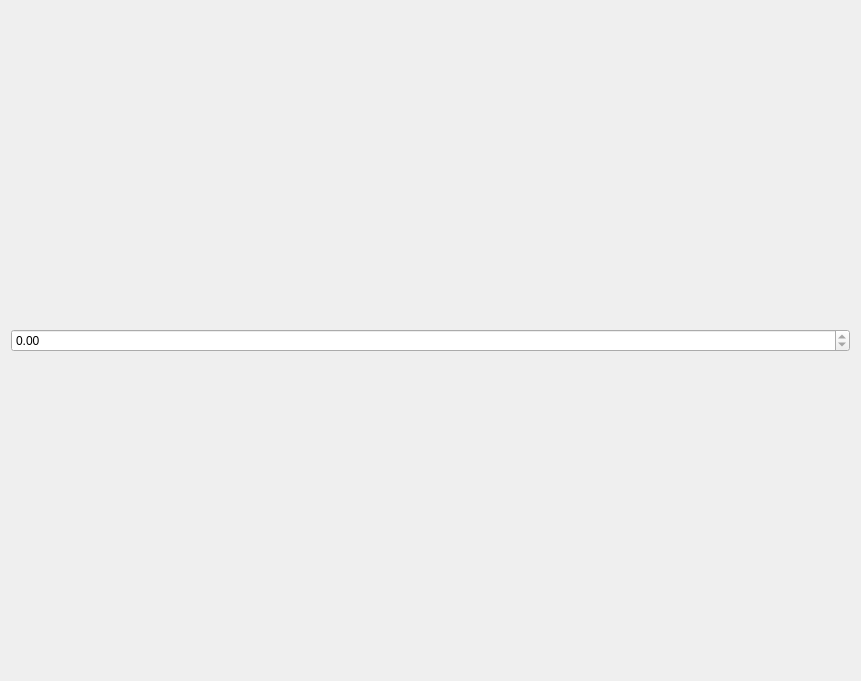
Above: StereoVision/widgetmeasonline.ui from dzikipasterz/StareoVision before the change. Below: the same form after it.
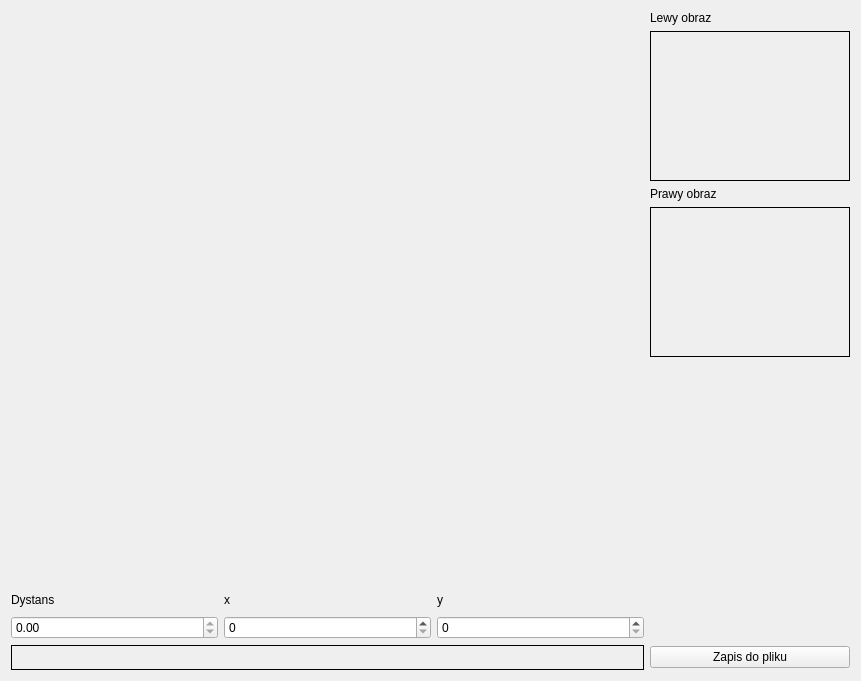
That is the form after the change.

Patch:
```diff
--- a/StereoVision/widgetmeasonline.ui
+++ b/StereoVision/widgetmeasonline.ui
@@ -19,19 +19,250 @@
   <property name="windowTitle">
    <string>Form</string>
   </property>
-  <layout class="QVBoxLayout" name="verticalLayout">
-   <item>
-    <layout class="QGridLayout" name="gridLayout"/>
-   </item>
-   <item>
-    <widget class="QDoubleSpinBox" name="doubleSpinBoxDistance">
-     <property name="readOnly">
-      <bool>true</bool>
-     </property>
-     <property name="maximum">
-      <double>100000.000000000000000</double>
-     </property>
-    </widget>
+  <layout class="QGridLayout" name="gridLayout_3">
+   <item row="0" column="0">
+    <layout class="QGridLayout" name="gridLayoutMain">
+     <item row="2" column="0">
+      <layout class="QGridLayout" name="gridLayoutParams">
+       <item row="1" column="2">
+        <widget class="QSpinBox" name="spinBoxY">
+         <property name="maximumSize">
+          <size>
+           <width>10000</width>
+           <height>26</height>
+          </size>
+         </property>
+         <property name="maximum">
+          <number>10000</number>
+         </property>
+        </widget>
+       </item>
+       <item row="1" column="0">
+        <widget class="QDoubleSpinBox" name="doubleSpinBoxDistance">
+         <property name="maximumSize">
+          <size>
+           <width>10000</width>
+           <height>26</height>
+          </size>
+         </property>
+         <property name="readOnly">
+          <bool>true</bool>
+         </property>
+         <property name="maximum">
+          <double>100000.000000000000000</double>
+         </property>
+        </widget>
+       </item>
+       <item row="1" column="1">
+        <widget class="QSpinBox" name="spinBoxX">
+         <property name="maximumSize">
+          <size>
+           <width>10000</width>
+           <height>26</height>
+          </size>
+         </property>
+         <property name="maximum">
+          <number>10000</number>
+         </property>
+        </widget>
+       </item>
+       <item row="0" column="0">
+        <widget class="QLabel" name="label_3">
+         <property name="maximumSize">
+          <size>
+           <width>10000</width>
+           <height>20</height>
+          </size>
+         </property>
+         <property name="text">
+          <string>Dystans</string>
+         </property>
+        </widget>
+       </item>
+       <item row="0" column="1">
+        <widget class="QLabel" name="label_4">
+         <property name="maximumSize">
+          <size>
+           <width>10000</width>
+           <height>20</height>
+          </size>
+         </property>
+         <property name="text">
+          <string>x</string>
+         </property>
+        </widget>
+       </item>
+       <item row="0" column="2">
+        <widget class="QLabel" name="label_5">
+         <property name="minimumSize">
+          <size>
+           <width>0</width>
+           <height>20</height>
+          </size>
+         </property>
+         <property name="maximumSize">
+          <size>
+           <width>10000</width>
+           <height>20</height>
+          </size>
+         </property>
+         <property name="text">
+          <string>y</string>
+         </property>
+        </widget>
+       </item>
+      </layout>
+     </item>
+     <item row="0" column="1">
+      <layout class="QVBoxLayout" name="verticalLayoutRaw">
+       <item>
+        <widget class="QLabel" name="label">
+         <property name="maximumSize">
+          <size>
+           <width>200</width>
+           <height>17</height>
+          </size>
+         </property>
+         <property name="text">
+          <string>Lewy obraz</string>
+         </property>
+        </widget>
+       </item>
+       <item>
+        <widget class="QLabel" name="labelLeftDisplay">
+         <property name="sizePolicy">
+          <sizepolicy hsizetype="Preferred" vsizetype="Preferred">
+           <horstretch>24</horstretch>
+           <verstretch>0</verstretch>
+          </sizepolicy>
+         </property>
+         <property name="minimumSize">
+          <size>
+           <width>200</width>
+           <height>150</height>
+          </size>
+         </property>
+         <property name="maximumSize">
+          <size>
+           <width>200</width>
+           <height>150</height>
+          </size>
+         </property>
+         <property name="sizeIncrement">
+          <size>
+           <width>4</width>
+           <height>3</height>
+          </size>
+         </property>
+         <property name="baseSize">
+          <size>
+           <width>200</width>
+           <height>150</height>
+          </size>
+         </property>
+         <property name="frameShape">
+          <enum>QFrame::Box</enum>
+         </property>
+         <property name="text">
+          <string/>
+         </property>
+        </widget>
+       </item>
+       <item>
+        <widget class="QLabel" name="label_2">
+         <property name="maximumSize">
+          <size>
+           <width>200</width>
+           <height>17</height>
+          </size>
+         </property>
+         <property name="text">
+          <string>Prawy obraz</string>
+         </property>
+        </widget>
+       </item>
+       <item>
+        <widget class="QLabel" name="labelRightDisplay">
+         <property name="sizePolicy">
+          <sizepolicy hsizetype="Fixed" vsizetype="Preferred">
+           <horstretch>24</horstretch>
+           <verstretch>0</verstretch>
+          </sizepolicy>
+         </property>
+         <property name="minimumSize">
+          <size>
+           <width>200</width>
+           <height>150</height>
+          </size>
+         </property>
+         <property name="maximumSize">
+          <size>
+           <width>200</width>
+           <height>150</height>
+          </size>
+         </property>
+         <property name="sizeIncrement">
+          <size>
+           <width>4</width>
+           <height>3</height>
+          </size>
+         </property>
+         <property name="baseSize">
+          <size>
+           <width>200</width>
+           <height>150</height>
+          </size>
+         </property>
+         <property name="frameShape">
+          <enum>QFrame::Box</enum>
+         </property>
+         <property name="text">
+          <string/>
+         </property>
+        </widget>
+       </item>
+       <item>
+        <spacer name="verticalSpacer">
+         <property name="orientation">
+          <enum>Qt::Vertical</enum>
+         </property>
+         <property name="sizeHint" stdset="0">
+          <size>
+           <width>20</width>
+           <height>40</height>
+          </size>
+         </property>
+        </spacer>
+       </item>
+      </layout>
+     </item>
+     <item row="3" column="1">
+      <widget class="QPushButton" name="pushButton">
+       <property name="text">
+        <string>Zapis do pliku</string>
+       </property>
+       <property name="checkable">
+        <bool>true</bool>
+       </property>
+      </widget>
+     </item>
+     <item row="3" column="0">
+      <widget class="QLabel" name="labelResultsPath">
+       <property name="minimumSize">
+        <size>
+         <width>633</width>
+         <height>25</height>
+        </size>
+       </property>
+       <property name="frameShape">
+        <enum>QFrame::Box</enum>
+       </property>
+       <property name="text">
+        <string/>
+       </property>
+      </widget>
+     </item>
+    </layout>
    </item>
   </layout>
  </widget>
```
